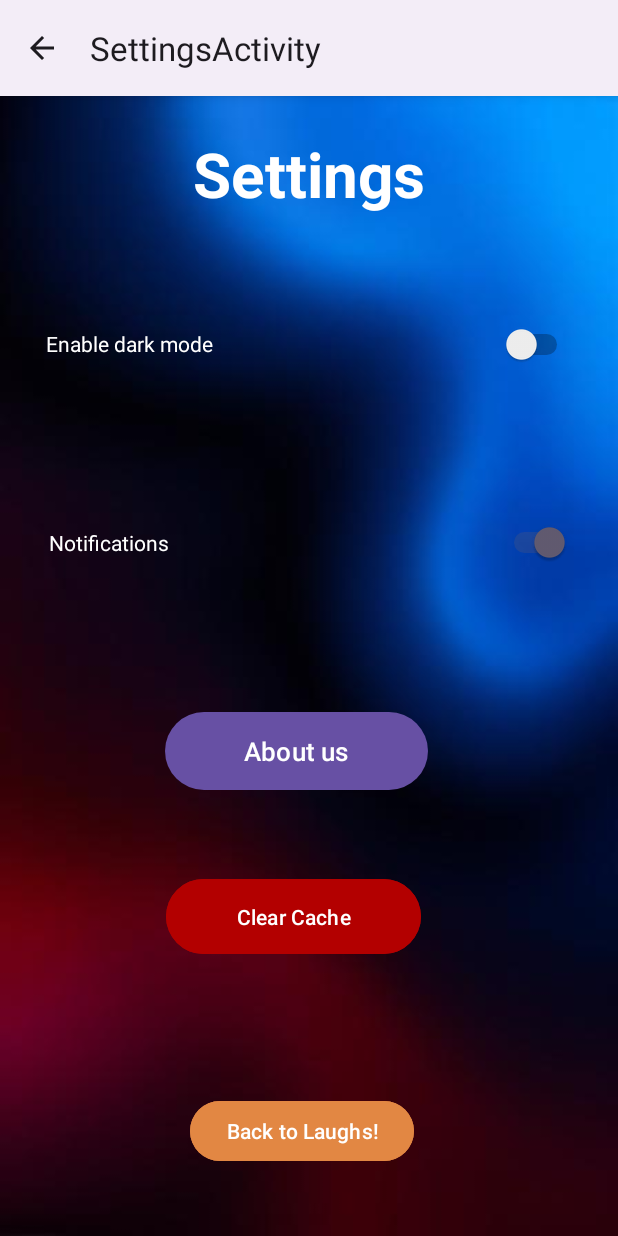
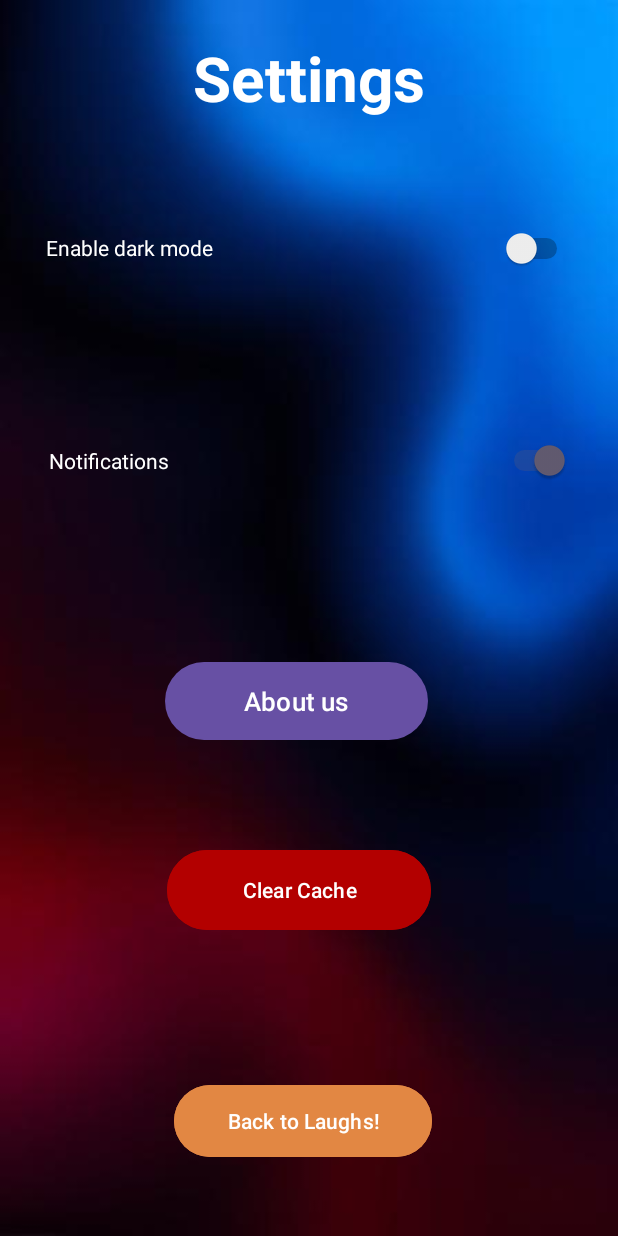
Before and after one commit to mcx360/CS4084-group_18, an Android app: the SettingsActivity screen opened directly, with no data from a screen before it, on a phone screen of 412 x 824 dp. Run offline under Robolectric (Android 15) with nearby library versions, the phone set to English and light mode, and no system bars; our stand-ins replace CircleImageView, androidx.preference.

Commit message:
Made improvements to settings -dark mode working fine - shared preferences so the user choices remain saved

```diff
--- a/app/src/main/AndroidManifest.xml
+++ b/app/src/main/AndroidManifest.xml
@@ -21,7 +21,8 @@
         <activity
             android:name=".SettingsActivity"
             android:exported="false"
-            android:label="@string/title_activity_settings" />
+            android:label="@string/title_activity_settings"
+            android:theme="@style/Theme.LaughsApp.NoActionBar"/>
         <activity
             android:name=".Welcome_Activity"
             android:exported="true">
@@ -37,6 +38,7 @@
         <activity
             android:name=".HomeMemeActivity"
             android:exported="true" />
+
     </application>
 
 </manifest>
--- a/app/src/main/java/com/example/cs4084_finalproject/SettingsActivity.java
+++ b/app/src/main/java/com/example/cs4084_finalproject/SettingsActivity.java
@@ -10,6 +10,8 @@ import androidx.appcompat.app.ActionBar;
 import androidx.appcompat.app.AppCompatActivity;
 import androidx.preference.PreferenceFragmentCompat;
 import androidx.work.WorkManager;
+import androidx.appcompat.app.AppCompatDelegate;
+
 
 import java.io.File;
 
@@ -29,15 +31,41 @@ public class SettingsActivity extends AppCompatActivity {
         if (actionBar != null) {
             actionBar.setDisplayHomeAsUpEnabled(true);
         }
+        Switch darkModeSwitch = findViewById(R.id.switch2);
+        int currentMode = AppCompatDelegate.getDefaultNightMode();
+        darkModeSwitch.setChecked(currentMode == AppCompatDelegate.MODE_NIGHT_YES);
+
+        Switch notificationSwitch = findViewById(R.id.switch3);
+        boolean notificationsEnabled = getSharedPreferences("settings", MODE_PRIVATE)
+                .getBoolean("notifications", true); // true by default
+        notificationSwitch.setChecked(notificationsEnabled);
     }
-
+public void darkMode(View view){
+    Switch darkModeSwitch = findViewById(R.id.switch2);
+    boolean isChecked = darkModeSwitch.isChecked();
+    getSharedPreferences("settings", MODE_PRIVATE)
+            .edit()
+            .putBoolean("dark_mode", isChecked)
+            .apply();
+        if(isChecked){
+            AppCompatDelegate.setDefaultNightMode(AppCompatDelegate.MODE_NIGHT_YES);
+        } else{
+            AppCompatDelegate.setDefaultNightMode(AppCompatDelegate.MODE_NIGHT_NO);
+        }
+}
     public void cancelNotification(View view){
-        if(!((Switch)findViewById(R.id.switch3)).isChecked()) {
+     boolean isChecked = ((Switch) (findViewById(R.id.switch3))).isChecked();
+        getSharedPreferences("settings", MODE_PRIVATE)
+                .edit()
+                .putBoolean("notifications", isChecked)
+                .apply();
+        if(!isChecked) {
             WorkManager.getInstance(getApplicationContext()).cancelAllWorkByTag("daily_notification");
             Toast.makeText(this, "Notifications turned off", Toast.LENGTH_SHORT).show();
 
         } else{
             Welcome_Activity.scheduleNotification(getApplicationContext());
+            Toast.makeText(this, "Notifications turned on", Toast.LENGTH_SHORT).show();
         }
 
     }
@@ -83,4 +111,9 @@ public class SettingsActivity extends AppCompatActivity {
             setPreferencesFromResource(R.xml.root_preferences, rootKey);
         }
     }
+
+    public void backToLaughs(View view) {
+        Intent intent = new Intent(this,HomeMemeActivity.class);
+        startActivity(intent);
+    }
 }
--- a/app/src/main/res/layout/settings_activity.xml
+++ b/app/src/main/res/layout/settings_activity.xml
@@ -32,6 +32,7 @@
         android:layout_marginTop="60dp"
         android:text="@string/switch_darkMode"
         android:textColor="@color/white"
+        android:onClick="darkMode"
         app:layout_constraintBottom_toBottomOf="parent"
         app:layout_constraintEnd_toEndOf="parent"
         app:layout_constraintStart_toStartOf="parent"
@@ -56,15 +57,15 @@
 
     <Button
         android:id="@+id/button2"
-        android:layout_width="170dp"
-        android:layout_height="58dp"
-        android:layout_marginBottom="184dp"
+        android:layout_width="176dp"
+        android:layout_height="61dp"
+        android:layout_marginBottom="200dp"
         android:backgroundTint="@color/red"
         android:onClick="clearCache"
         android:text="@string/clear_cache"
         app:layout_constraintBottom_toBottomOf="parent"
         app:layout_constraintEnd_toEndOf="parent"
-        app:layout_constraintHorizontal_bias="0.456"
+        app:layout_constraintHorizontal_bias="0.472"
         app:layout_constraintStart_toStartOf="parent" />
 
     <Button
@@ -83,11 +84,11 @@
 
     <Button
         android:id="@+id/button3"
-        android:layout_width="wrap_content"
-        android:layout_height="wrap_content"
+        android:layout_width="172dp"
+        android:layout_height="56dp"
         android:backgroundTint="@color/orange"
+        android:onClick="backToLaughs"
         android:text="@string/back_button"
-
         app:layout_constraintBottom_toBottomOf="parent"
         app:layout_constraintEnd_toEndOf="parent"
         app:layout_constraintHorizontal_bias="0.482"
--- a/app/src/main/res/values-night/themes.xml
+++ b/app/src/main/res/values-night/themes.xml
@@ -4,4 +4,8 @@
         <!-- Customize your dark theme here. -->
         <!-- <item name="colorPrimary">@color/my_dark_primary</item> -->
     </style>
+    <style name="Theme.LaughsApp.NoActionBar" parent="Theme.Material3.DayNight.NoActionBar">
+        <item name="windowNoTitle">true</item>
+        <item name="windowActionBar">false</item>
+    </style>
 </resources>
--- a/app/src/main/res/values/themes.xml
+++ b/app/src/main/res/values/themes.xml
@@ -6,5 +6,9 @@
     </style>
 
     <style name="Theme.CS4084FinalProject" parent="Base.Theme.CS4084FinalProject" />
+    <style name="Theme.LaughsApp.NoActionBar" parent="Theme.Material3.DayNight.NoActionBar">
+        <item name="windowNoTitle">true</item>
+        <item name="windowActionBar">false</item>
+    </style>
 
 </resources>
```
